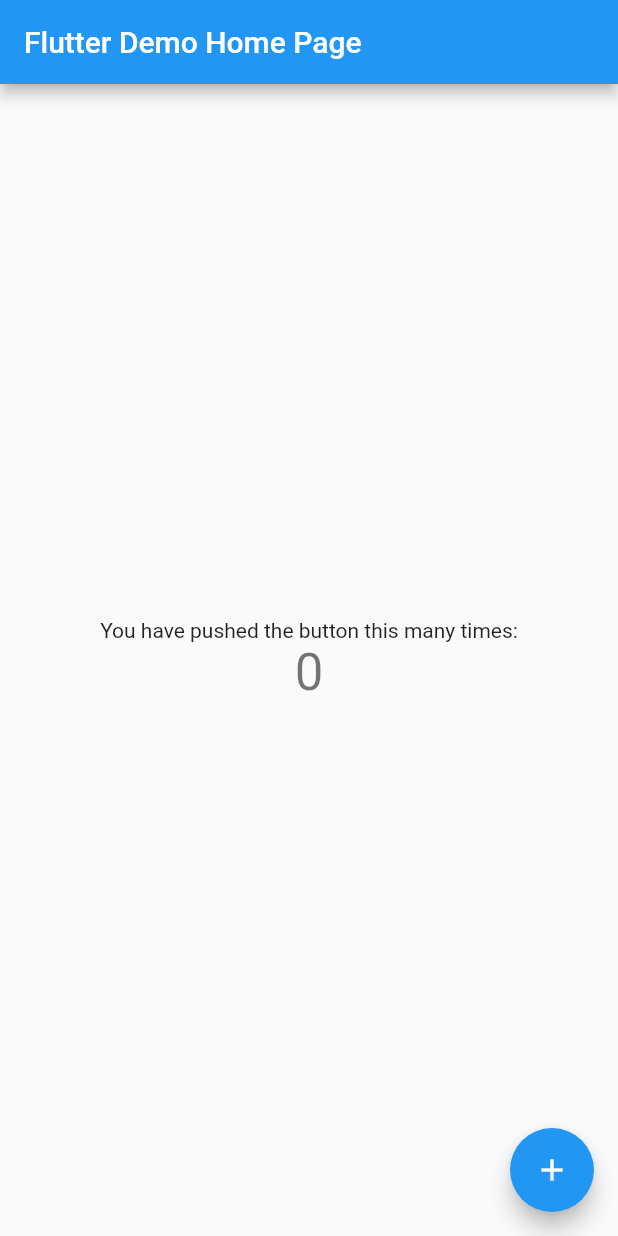
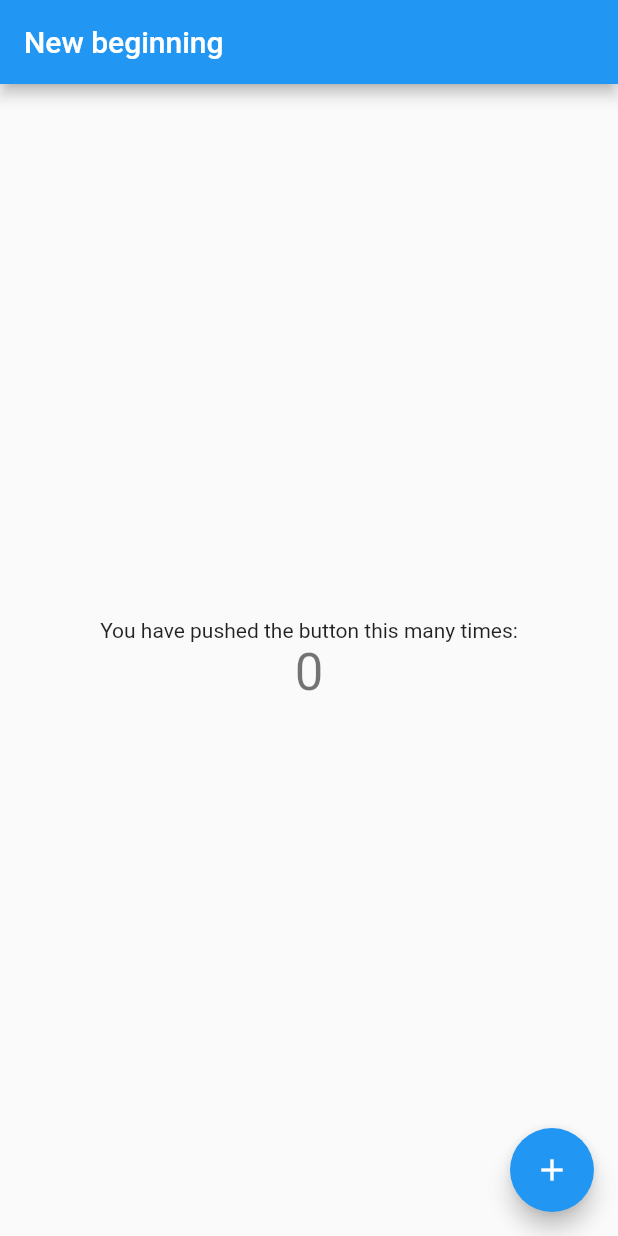
Before and after one commit to nithinfrancis/FlutterApp, a Flutter app: the screen it shows after launch, on a phone screen of 412 x 824 dp. Run offline on Flutter 3.47's test engine with Material 2 defaults, Android fonts, the phone set to English and light mode, and no system bars.

Commit message:
Initial Commit

```diff
--- a/flutter_app/lib/main.dart
+++ b/flutter_app/lib/main.dart
@@ -20,7 +20,7 @@ class MyApp extends StatelessWidget {
         // is not restarted.
         primarySwatch: Colors.blue,
       ),
-      home: MyHomePage(title: 'Flutter Demo Home Page'),
+      home: MyHomePage(title: 'New beginning'),
     );
   }
 }
```
